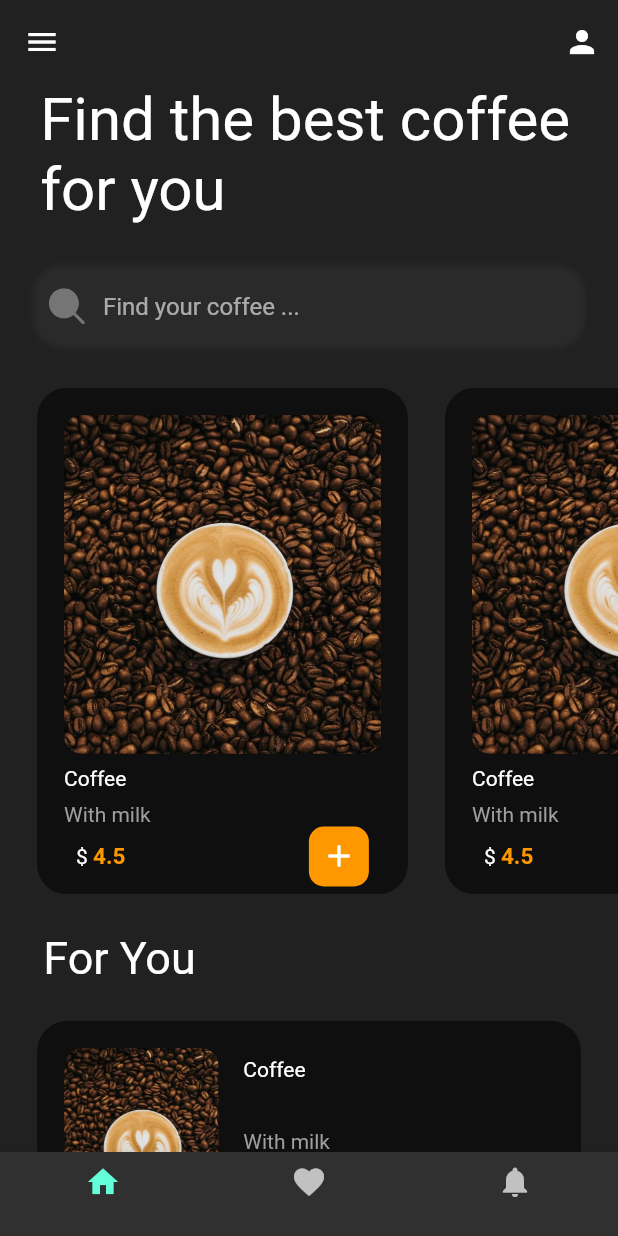
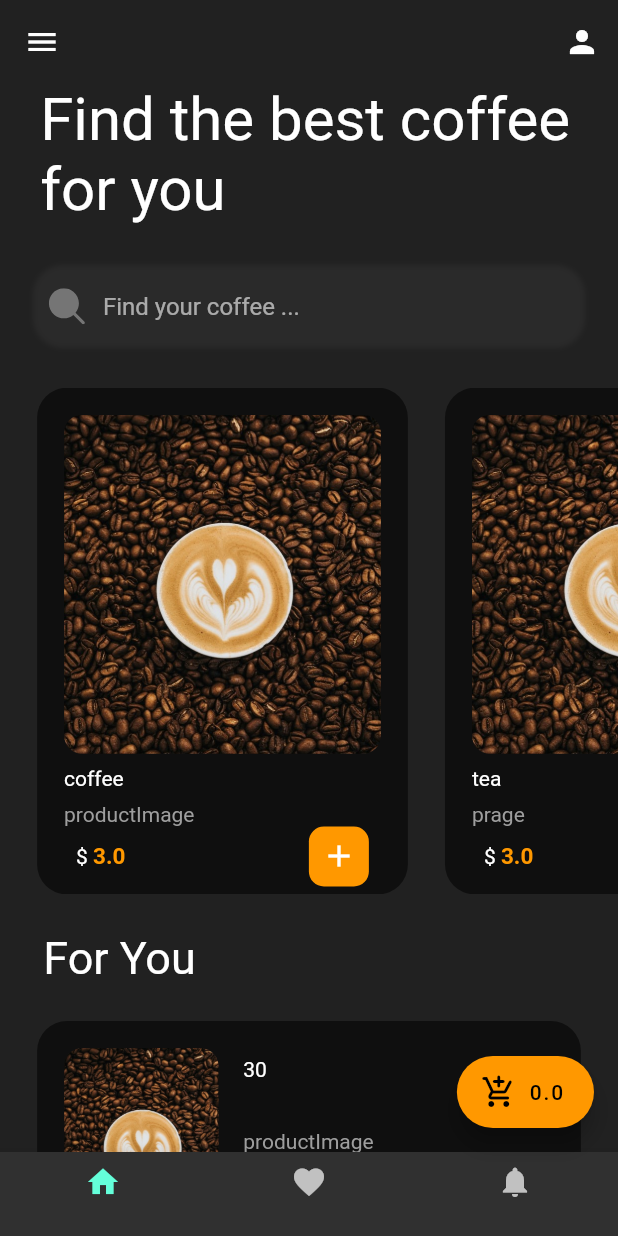
Before and after one commit to MERakram/tea_salon, a Flutter app: the screen it shows after launch, on a phone screen of 412 x 824 dp. Run offline on Flutter 3.47's test engine with Material 2 defaults, Android fonts, the phone set to English and light mode, and no system bars; our stand-ins replace flutter_svg, get.

Commit message:
get data + add to wishlist

```diff
--- a/lib/components/horizontal_coffee_card.dart
+++ b/lib/components/horizontal_coffee_card.dart
@@ -1,8 +1,18 @@
 import 'package:flutter/material.dart';
 
-class HorizontalCoffeeCard extends StatelessWidget {
-  const HorizontalCoffeeCard({Key? key}) : super(key: key);
+class HorizontalCoffeeCard extends StatefulWidget {
+  final int id;
+  final String productName;
+  final String productImage;
+  final String productDescription;
+  final double price;
+  HorizontalCoffeeCard(this.id, this.productName, this.productImage, this.productDescription, this.price);
 
+  @override
+  State<HorizontalCoffeeCard> createState() => _HorizontalCoffeeCardState();
+}
+
+class _HorizontalCoffeeCardState extends State<HorizontalCoffeeCard> {
   @override
   Widget build(BuildContext context) {
     Size size = MediaQuery.of(context).size;
@@ -27,12 +37,12 @@ class HorizontalCoffeeCard extends StatelessWidget {
              SizedBox(
               height: height*0.01,
             ),
-            const Text('Coffee'),
+            Text(widget.productName),
              SizedBox(
               height: height*0.01,
             ),
             Text(
-              'With milk',
+              widget.productDescription,
               style: TextStyle(color: Colors.grey[500]),
             ),
             Padding(
@@ -40,12 +50,12 @@ class HorizontalCoffeeCard extends StatelessWidget {
               child: Row(
                 mainAxisAlignment: MainAxisAlignment.spaceBetween,
                 children: [
-                  Text.rich(
+                   Text.rich(
                     TextSpan(
                       text: '\$ ',
                       children: <InlineSpan>[
                         TextSpan(
-                          text: '4.5',
+                          text: widget.price.toString(),
                           style: TextStyle(
                               fontSize: 15,
                               fontWeight: FontWeight.bold,
--- a/lib/components/vertical_coffee_cards.dart
+++ b/lib/components/vertical_coffee_cards.dart
@@ -1,7 +1,24 @@
 import 'package:flutter/material.dart';
+import 'package:get/get.dart';
+import 'package:tea_salon/controllers/Add_to_wishlist.dart';
+import 'package:tea_salon/models/Product.dart';
 
-class VerticalCoffeeCard extends StatelessWidget {
-  const VerticalCoffeeCard({Key? key}) : super(key: key);
+class VerticalCoffeeCard extends StatefulWidget {
+  final int id;
+  final String productName;
+  final String productImage;
+  final String productDescription;
+  final double price;
+
+  VerticalCoffeeCard(this.id, this.productName, this.productImage,
+      this.productDescription, this.price);
+
+  @override
+  State<VerticalCoffeeCard> createState() => _VerticalCoffeeCardState();
+}
+
+class _VerticalCoffeeCardState extends State<VerticalCoffeeCard> {
+  final add_to_wishlist_controller = Get.put(Add_to_wishlist_controller());
 
   @override
   Widget build(BuildContext context) {
@@ -11,7 +28,7 @@ class VerticalCoffeeCard extends StatelessWidget {
     return Padding(
       padding: EdgeInsets.only(left: width * 0.06, right: width * 0.06),
       child: Container(
-        margin: EdgeInsets.only(bottom: height*0.01),
+        margin: EdgeInsets.only(bottom: height * 0.01),
         padding: const EdgeInsets.all(18),
         height: height * 0.2,
         decoration: BoxDecoration(
@@ -25,12 +42,13 @@ class VerticalCoffeeCard extends StatelessWidget {
               flex: 1,
               child: Container(
                 height: height * 0.25,
-                width: width*0.25,
+                width: width * 0.25,
                 child: ClipRRect(
                   borderRadius: BorderRadius.circular(12),
                   child: Image.asset(
                     'assets/images/coffee.jpg',
-                    scale: 4,fit: BoxFit.cover,
+                    scale: 4,
+                    fit: BoxFit.cover,
                   ),
                 ),
               ),
@@ -47,16 +65,16 @@ class VerticalCoffeeCard extends StatelessWidget {
                   crossAxisAlignment: CrossAxisAlignment.start,
                   children: [
                     Padding(
-                      padding: EdgeInsets.only(left:width * 0.02 ),
-                      child: Text('Coffee'),
+                      padding: EdgeInsets.only(left: width * 0.02),
+                      child: Text(widget.productName),
                     ),
                     SizedBox(
                       height: height * 0.01,
                     ),
                     Padding(
-                      padding: EdgeInsets.only(left:width * 0.02 ),
+                      padding: EdgeInsets.only(left: width * 0.02),
                       child: Text(
-                        'With milk',
+                        widget.productDescription,
                         style: TextStyle(color: Colors.grey[500]),
                       ),
                     ),
@@ -70,7 +88,7 @@ class VerticalCoffeeCard extends StatelessWidget {
                               text: '\$ ',
                               children: <InlineSpan>[
                                 TextSpan(
-                                  text: '4.5',
+                                  text: widget.price.toString(),
                                   style: TextStyle(
                                       fontSize: 15,
                                       fontWeight: FontWeight.bold,
@@ -79,7 +97,17 @@ class VerticalCoffeeCard extends StatelessWidget {
                               ],
                             ),
                           ),
-                          Container(
+                          InkWell(
+                            splashColor: Colors.lightGreenAccent,
+                            onTap: () {
+                              add_to_wishlist_controller.addToWishlist(Product(
+                                  widget.id,
+                                  widget.productName,
+                                  widget.productImage,
+                                  widget.productDescription,
+                                  widget.price));
+                            },
+                            child: Container(
                               padding: const EdgeInsets.all(8),
                               decoration: BoxDecoration(
                                 borderRadius: BorderRadius.circular(10),
@@ -87,6 +115,7 @@ class VerticalCoffeeCard extends StatelessWidget {
                               ),
                               child: Icon(
                                 Icons.add,
+                              ),
                             ),
                           ),
                         ],
--- /dev/null
+++ b/lib/controllers/Add_to_wishlist.dart
@@ -0,0 +1,13 @@
+import 'package:flutter/material.dart';
+import 'package:get/get.dart';
+
+import '../models/Product.dart';
+
+class Add_to_wishlist_controller extends GetxController{
+  var wishList = <Product>[].obs;
+  double get totalPrice => wishList.fold(0, (sum, item) => sum + item.price);
+  void addToWishlist(Product product){
+    wishList.add(product);
+  }
+
+}
--- a/lib/controllers/FetchData.dart
+++ /dev/null
@@ -1,6 +0,0 @@
-class FetchData
-{
-  String fetch(){
-    return 'api response';
-  }
-}
--- /dev/null
+++ b/lib/controllers/Fetch_Latest_Offers.dart
@@ -0,0 +1,22 @@
+import 'package:get/get.dart';
+import 'package:get/get_state_manager/get_state_manager.dart';
+import 'package:tea_salon/models/Product.dart';
+
+class Fetch_Latest_Offers extends GetxController{
+  var productList = <Product>[].obs;
+  @override
+  void onInit() {
+    super.onInit();
+    FetchData();
+  }
+  void FetchData()async{
+    await Future.delayed(Duration(seconds: 2),);
+    var productResult =[
+      Product(1, 'coffee', 'productmage', 'productImage', 3),
+      Product(2, 'tea', 'producImage', 'prage', 3),
+      Product(3, 'turkish tea', 'productImage', 'producImage', 30),
+      Product(4, 'morrocan tea', 'productIme', 'productImage', 30),
+    ];
+    productList.assignAll(productResult);
+  }
+}
--- /dev/null
+++ b/lib/controllers/Fetch_Special_Offers.dart
@@ -0,0 +1,26 @@
+import 'package:get/get.dart';
+import 'package:get/get_state_manager/get_state_manager.dart';
+import 'package:tea_salon/models/Product.dart';
+
+class Fetch_Special_Offers extends GetxController{
+var productList = <Product>[].obs;
+@override
+  void onInit() {
+    super.onInit();
+    FetchData();
+  }
+  void FetchData()async{
+  await Future.delayed(Duration(seconds: 2),);
+  var productResult =[
+    Product(1, '30', 'productmage', 'productImage', 3),
+    Product(2, '30', 'producImage', 'prage', 3),
+    Product(3, '30', 'productImage', 'producImage', 30),
+    Product(4, '30', 'productIme', 'productImage', 30),
+    Product(5, '30', 'prductImage', 'productIage', 3),
+    Product(6, '30', 'productIage', 'poducImage', 3),
+    Product(7, '30', 'productImage', 'prductImage', 30),
+    Product(8, '30', 'produtImage', 'productIme', 30),
+  ];
+  productList.assignAll(productResult);
+  }
+}
--- /dev/null
+++ b/lib/models/Product.dart
@@ -0,0 +1,14 @@
+class Product {
+  final int id;
+  final String productName;
+  final String productImage;
+  final String productDescription;
+  final double price;
+  Product(
+      this.id,
+      this.productName,
+      this.productImage,
+      this.productDescription,
+      this.price
+      );
+}
--- a/lib/pages/home_page.dart
+++ b/lib/pages/home_page.dart
@@ -5,24 +5,23 @@ import 'dart:ui';
 import 'package:flutter/material.dart';
 import 'package:flutter_svg/flutter_svg.dart';
 import 'package:get/get.dart';
-import 'package:tea_salon/controllers/FetchData.dart';
+import 'package:tea_salon/controllers/Add_to_wishlist.dart';
+import 'package:tea_salon/controllers/Fetch_Special_Offers.dart';
 
 import '../components/horizontal_coffee_card.dart';
 import '../components/vertical_coffee_cards.dart';
+import '../controllers/Fetch_Latest_Offers.dart';
 import 'ProfilePage.dart';
 
-class HomePage extends StatefulWidget {
-  const HomePage({Key? key}) : super(key: key);
+class HomePage extends StatelessWidget {
+  final fetch_Special_Offers = Get.put(Fetch_Special_Offers());
+  final fetch_Latest_Offers = Get.put(Fetch_Latest_Offers());
 
   @override
-  State<HomePage> createState() => _HomePageState();
-}
-
-class _HomePageState extends State<HomePage> {
-  @override
   Widget build(BuildContext context) {
-    final fetchData =Get.put(FetchData());
-    Size size = MediaQuery.of(context).size;
+    Size size = MediaQuery
+        .of(context)
+        .size;
     double height = size.height;
     double width = size.width;
     return GestureDetector(
@@ -53,7 +52,8 @@ class _HomePageState extends State<HomePage> {
             items: [
               BottomNavigationBarItem(icon: Icon(Icons.home), label: ''),
               BottomNavigationBarItem(icon: Icon(Icons.favorite), label: ''),
-              BottomNavigationBarItem(icon: Icon(Icons.notifications), label: ''),
+              BottomNavigationBarItem(
+                  icon: Icon(Icons.notifications), label: ''),
             ],
           ),
           body: ListView(
@@ -61,7 +61,7 @@ class _HomePageState extends State<HomePage> {
             children: [
               // best coffee for you
               Padding(
-                padding:  EdgeInsets.symmetric(horizontal: width*0.065),
+                padding: EdgeInsets.symmetric(horizontal: width * 0.065),
                 child: Text(
                   'Find the best coffee for you',
                   style: TextStyle(
@@ -70,7 +70,7 @@ class _HomePageState extends State<HomePage> {
                 ),
               ),
               SizedBox(
-                height: height*0.03,
+                height: height * 0.03,
               ),
               // search bar
               Container(
@@ -87,7 +87,9 @@ class _HomePageState extends State<HomePage> {
                     ),
                     prefixIcon: Padding(
                       padding: const EdgeInsets.all(12.0),
-                      child: SvgPicture.asset('assets/images/search.svg',color: Colors.grey[600],width: 10,),
+                      child: SvgPicture.asset(
+                        'assets/images/search.svg', color: Colors.grey[600],
+                        width: 10,),
                     ),
                     hintText: 'Find your coffee ...',
                   ),
@@ -104,31 +106,40 @@ class _HomePageState extends State<HomePage> {
                     ),
                   ],
                 ),
-                width: width*0.9,
-                margin: EdgeInsets.symmetric(horizontal:width*0.05),
+                width: width * 0.9,
+                margin: EdgeInsets.symmetric(horizontal: width * 0.05),
               ),
               SizedBox(
-                height: height*0.03,
+                height: height * 0.03,
               ),
               // horiwontal coffee list
               Container(
-                height: height*0.41,
+                height: height * 0.41,
                 // color: Colors.green,
-                child: ListView.builder(
+                child: GetX<Fetch_Latest_Offers>(
+                  builder: (controller) {
+                    return ListView.builder(
                       shrinkWrap: true,
                       scrollDirection: Axis.horizontal,
-                  itemCount: 4,
+                      itemCount: controller.productList.length,
                       physics: const BouncingScrollPhysics(parent: null),
                       itemBuilder: (BuildContext context, int index) {
-                   return HorizontalCoffeeCard();
+                        return HorizontalCoffeeCard(
+                            controller.productList[index].id,
+                            controller.productList[index].productName,
+                            controller.productList[index].productImage,
+                            controller.productList[index].productDescription,
+                            controller.productList[index].price);
                       },
+                    );
+                  }
                 ),
               ),
               SizedBox(
-                height: height*0.03,
+                height: height * 0.03,
               ),
               Padding(
-                padding:  EdgeInsets.symmetric(horizontal: width*0.07),
+                padding: EdgeInsets.symmetric(horizontal: width * 0.07),
                 child: Text(
                   'For You',
                   style: TextStyle(
@@ -137,19 +148,38 @@ class _HomePageState extends State<HomePage> {
                 ),
               ),
               SizedBox(
-                height: height*0.03,
+                height: height * 0.03,
               ),
-              ListView.builder(
+              GetX<Fetch_Special_Offers>(
+                  builder: (controller) {
+                    return ListView.builder(
                       shrinkWrap: true,
                       scrollDirection: Axis.vertical,
-                itemCount: 4,
+                      itemCount: controller.productList.length,
                       physics: const BouncingScrollPhysics(parent: null),
                       itemBuilder: (BuildContext context, int index) {
-                  return VerticalCoffeeCard();
+                        return VerticalCoffeeCard(
+                            controller.productList[index].id,
+                            controller.productList[index].productName,
+                            controller.productList[index].productImage,
+                            controller.productList[index].productDescription,
+                            controller.productList[index].price);
                       },
+                    );
+                  }
               ),
             ],
           ),
+          floatingActionButton: FloatingActionButton.extended(
+            //chekout
+              onPressed: () {},
+              backgroundColor: Colors.orange,
+              icon: Icon(Icons.add_shopping_cart_rounded),
+              label: GetX<Add_to_wishlist_controller>(
+                builder: (controller) {
+                  return Text(controller.totalPrice.toString());
+                }
+              )),
         ),
       ),
     );
--- a/pubspec.yaml
+++ b/pubspec.yaml
@@ -36,6 +36,7 @@ dependencies:
   cupertino_icons: ^1.0.2
   get: ^4.6.5
   flutter_svg: ^1.1.0
+
 
 dev_dependencies:
   flutter_test:
```
Also changed, not shown: 1 other file. Lines whose indentation alone changed are shown as unchanged.
